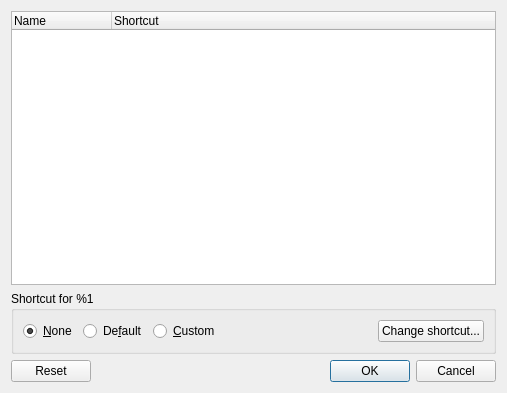
The window that src/ui/globalshortcutsdialog.ui (clementine-player/Clementine) describes before a commit, drawn with Qt 5.
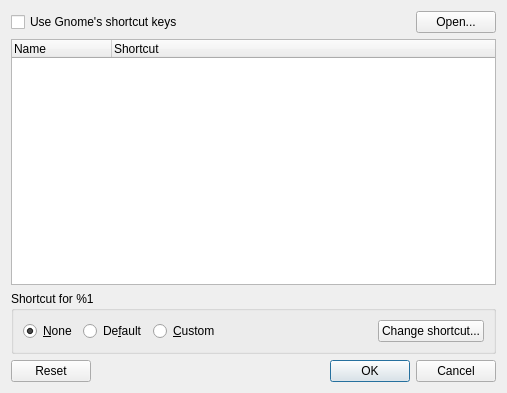
The same window after the commit.

Commit message: Add a button to the global shortcuts dialog to open gnome's keybinding properties dialog.

```diff
--- a/src/ui/globalshortcutsdialog.ui
+++ b/src/ui/globalshortcutsdialog.ui
@@ -14,6 +14,35 @@
    <string>Configure Shortcuts</string>
   </property>
   <layout class="QVBoxLayout" name="verticalLayout">
+   <item>
+    <widget class="QWidget" name="gnome_container" native="true">
+     <layout class="QHBoxLayout" name="horizontalLayout_2">
+      <property name="margin">
+       <number>0</number>
+      </property>
+      <item>
+       <widget class="QCheckBox" name="gnome_checkbox">
+        <property name="sizePolicy">
+         <sizepolicy hsizetype="Expanding" vsizetype="Fixed">
+          <horstretch>0</horstretch>
+          <verstretch>0</verstretch>
+         </sizepolicy>
+        </property>
+        <property name="text">
+         <string>Use Gnome's shortcut keys</string>
+        </property>
+       </widget>
+      </item>
+      <item>
+       <widget class="QPushButton" name="gnome_open">
+        <property name="text">
+         <string>Open...</string>
+        </property>
+       </widget>
+      </item>
+     </layout>
+    </widget>
+   </item>
    <item>
     <widget class="QTreeWidget" name="list">
      <property name="editTriggers">
```
Left out of the diff: 32 changed lines with no effect on the pictures. The commit also changes 26 other files.
